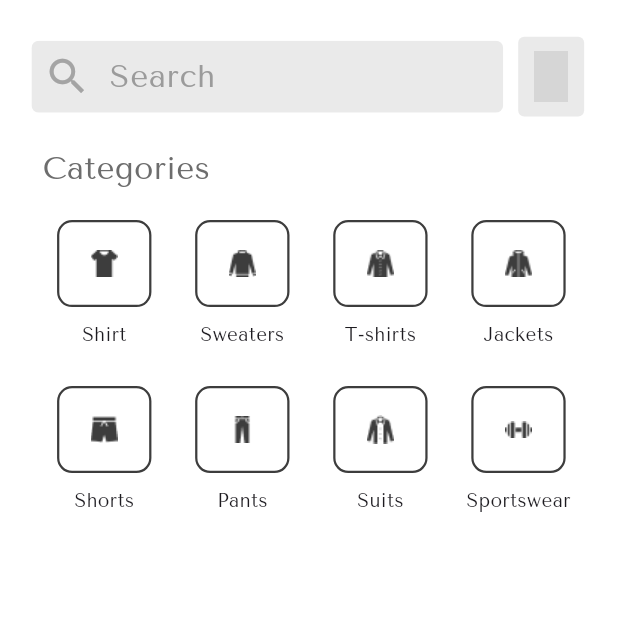
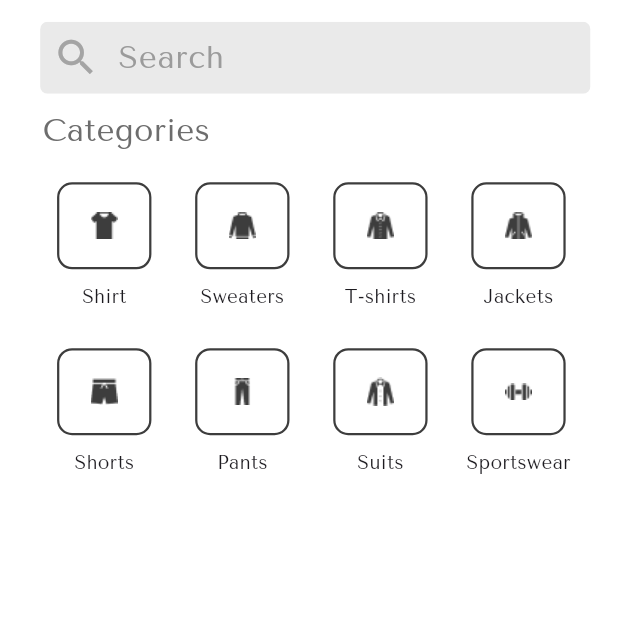
Before and after one commit to Mahmoudmnb/shop_app, a Flutter app: the SearchScreen screen opened directly, on a phone screen of 412 x 824 dp, the top half of it. Run offline on Flutter 3.47's test engine with Material 3 defaults, Android fonts, the phone set to English and light mode, and no system bars; our stand-ins replace appwrite, flutter_bloc, flutter_screenutil, flutter_staggered_animations, geocoding, geolocator and 9 more; missing offline and left inert: flutter_paypal_checkout; accounts and stored records are empty; grey boxes are pictures that could not be loaded.

Commit message:
dix some issues

```diff
--- a/lib/featurs/main_page/drawer/home_screen.dart
+++ b/lib/featurs/main_page/drawer/home_screen.dart
@@ -15,6 +15,7 @@ class HomeScreen extends StatelessWidget {
           appBar: AppBar(),
           body: null,
           drawer: const Drawer(
+            backgroundColor: Colors.white,
             shape: RoundedRectangleBorder(
               borderRadius: BorderRadius.only(
                 topRight: Radius.circular(15),
--- a/lib/featurs/main_page/featurs/home/pages/home_page.dart
+++ b/lib/featurs/main_page/featurs/home/pages/home_page.dart
@@ -43,6 +43,7 @@ class HomePage extends StatelessWidget {
                     .read<SearchCubit>()
                     .searchInDiscounts(null)
                     .then((disCountProducts) {
+                  context.read<SearchCubit>().reset('', false);
                   Navigator.of(context).push(MaterialPageRoute(
                     builder: (context) => SeeAllProductsPage(
                         searchWord: '',
--- a/lib/featurs/main_page/featurs/search/cubit/sreach_state.dart
+++ b/lib/featurs/main_page/featurs/search/cubit/sreach_state.dart
@@ -1,3 +1,5 @@
+// ignore_for_file: must_be_immutable
+
 part of 'sreach_cubit.dart';
 
 @immutable
@@ -25,7 +27,10 @@ class FilterRatringState extends SearchState {}
 
 class FilterDiscountState extends SearchState {}
 
-class ResetFilter extends SearchState {}
+class ResetFilter extends SearchState {
+  List<Map<String, dynamic>>? products;
+  ResetFilter({this.products});
+}
 
 class GetCategoryProducts extends SearchState {
   final List<Map<String, dynamic>> categoryProducts;
--- a/lib/featurs/main_page/featurs/search/pages/category_view_page.dart
+++ b/lib/featurs/main_page/featurs/search/pages/category_view_page.dart
@@ -242,9 +242,9 @@ class _CategoryViewPageState extends State<CategoryViewPage> {
                 categoryProducts = state.categoryProducts;
               } else if (state is SaveState) {
                 categoryProducts = state.categoryProducts;
-              } else if (state is ResetFilter) {
+              } else if (state is SearchResults) {
                 // todo i have to work on it
-                // categoryProducts = state.products;
+                categoryProducts = state.searchResult;
               }
               return Expanded(
                 //* this widget have to be exit for (AnimationConfiguration)
--- a/lib/featurs/main_page/featurs/search/pages/search_screen.dart
+++ b/lib/featurs/main_page/featurs/search/pages/search_screen.dart
@@ -52,9 +52,10 @@ class _SearchScreenState extends State<SearchScreen> {
             child: Column(children: [
               SizedBox(height: 15.h),
               Row(
+                mainAxisAlignment: MainAxisAlignment.center,
                 children: [
                   SizedBox(
-                    width: 300.w,
+                    width: 350.w,
                     child: Container(
                       alignment: Alignment.center,
                       decoration:
@@ -115,32 +116,32 @@ class _SearchScreenState extends State<SearchScreen> {
                       ),
                     ),
                   ),
-                  Builder(builder: (context) {
-                    return Expanded(
-                      child: GestureDetector(
-                        onTap: () {
-                          cubit.openDrawer(context);
-                        },
-                        child: Container(
-                          height: 55.h,
-                          // width: 30.w,
-                          padding: EdgeInsets.symmetric(
-                              vertical: 10.h, horizontal: 10.w),
-                          decoration: BoxDecoration(
-                            borderRadius: BorderRadius.circular(4),
-                            color: const Color(0xFFEAEAEA),
-                          ),
-                          margin: const EdgeInsets.all(10),
-                          child: Image(
-                            image: const AssetImage(
-                                'assets/images/Filter_big.png'),
-                            height: 22.h,
-                            width: 22.h,
-                          ),
-                        ),
-                      ),
-                    );
-                  })
+                  // Builder(builder: (context) {
+                  //   return Expanded(
+                  //     child: GestureDetector(
+                  //       onTap: () {
+                  //         cubit.openDrawer(context);
+                  //       },
+                  //       child: Container(
+                  //         height: 55.h,
+                  //         // width: 30.w,
+                  //         padding: EdgeInsets.symmetric(
+                  //             vertical: 10.h, horizontal: 10.w),
+                  //         decoration: BoxDecoration(
+                  //           borderRadius: BorderRadius.circular(4),
+                  //           color: const Color(0xFFEAEAEA),
+                  //         ),
+                  //         margin: const EdgeInsets.all(10),
+                  //         child: Image(
+                  //           image: const AssetImage(
+                  //               'assets/images/Filter_big.png'),
+                  //           height: 22.h,
+                  //           width: 22.h,
+                  //         ),
+                  //       ),
+                  //     ),
+                  //   );
+                  // })
                 ],
               ),
               Padding(
@@ -267,6 +268,7 @@ class _SearchScreenState extends State<SearchScreen> {
 
   search(SearchCubit cubit) async {
     if (searchController.text.isNotEmpty) {
+      context.read<SearchCubit>().reset('', false);
       sl.get<DataSource>().setSearchHistory(searchController.text);
       List<Map<String, dynamic>> searchProduts =
           await cubit.search(searchController.text.trim());
--- a/lib/featurs/main_page/featurs/search/widgets/category_card.dart
+++ b/lib/featurs/main_page/featurs/search/widgets/category_card.dart
@@ -22,6 +22,7 @@ class CategoryCard extends StatelessWidget {
   Widget build(BuildContext context) {
     return GestureDetector(
       onTap: () {
+        searchCubit.reset(searchWord, false);
         searchCubit.selectedCategory = categroyName.toLowerCase();
         context
             .read<SearchCubit>()
--- a/lib/featurs/main_page/main_page.dart
+++ b/lib/featurs/main_page/main_page.dart
@@ -130,6 +130,7 @@ class _MainPageState extends State<MainPage>
       backgroundColor: Colors.white,
       appBar: appBar,
       drawer: const Drawer(
+          backgroundColor: Colors.white,
           shape: RoundedRectangleBorder(
             borderRadius: BorderRadius.only(
               topRight: Radius.circular(15),
```
Also changed, not shown: lib/featurs/main_page/featurs/search/pages/search_results_screen.dart (+10 -1 lines).
